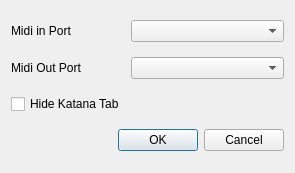
First picture: the form in Firmware/VC-edit/vceditsettingsdialog.ui, repository sixeight7/VController_v3, before the edit.
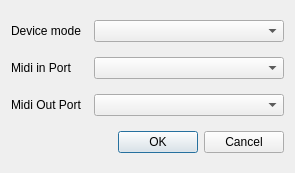
Second picture: the form after the edit.

Diff of the .ui file:
```diff
--- a/Firmware/VC-edit/vceditsettingsdialog.ui
+++ b/Firmware/VC-edit/vceditsettingsdialog.ui
@@ -14,32 +14,15 @@
    <string>VC-edit settings</string>
   </property>
   <layout class="QGridLayout" name="gridLayout">
-   <item row="0" column="1">
-    <widget class="QComboBox" name="MidiInComboBox">
-     <property name="sizePolicy">
-      <sizepolicy hsizetype="Expanding" vsizetype="Fixed">
-       <horstretch>0</horstretch>
-       <verstretch>0</verstretch>
-      </sizepolicy>
-     </property>
-    </widget>
-   </item>
-   <item row="0" column="0">
-    <widget class="QLabel" name="label">
-     <property name="text">
-      <string>Midi in Port</string>
-     </property>
-    </widget>
-   </item>
-   <item row="1" column="0">
+   <item row="2" column="0">
     <widget class="QLabel" name="label_2">
      <property name="text">
       <string>Midi Out Port</string>
      </property>
     </widget>
    </item>
-   <item row="1" column="1">
-    <widget class="QComboBox" name="MidiOutComboBox">
+   <item row="1" column="2">
+    <widget class="QComboBox" name="MidiInComboBox">
      <property name="sizePolicy">
       <sizepolicy hsizetype="Expanding" vsizetype="Fixed">
        <horstretch>0</horstretch>
@@ -48,7 +31,7 @@
      </property>
     </widget>
    </item>
-   <item row="3" column="0" colspan="2">
+   <item row="3" column="0" colspan="3">
     <widget class="QDialogButtonBox" name="buttonBox">
      <property name="orientation">
       <enum>Qt::Horizontal</enum>
@@ -58,10 +41,30 @@
      </property>
     </widget>
    </item>
-   <item row="2" column="0">
-    <widget class="QCheckBox" name="hideKatanaTabCheckBox">
+   <item row="1" column="0">
+    <widget class="QLabel" name="label">
      <property name="text">
-      <string>Hide Katana Tab</string>
+      <string>Midi in Port</string>
+     </property>
+    </widget>
+   </item>
+   <item row="2" column="2">
+    <widget class="QComboBox" name="MidiOutComboBox">
+     <property name="sizePolicy">
+      <sizepolicy hsizetype="Expanding" vsizetype="Fixed">
+       <horstretch>0</horstretch>
+       <verstretch>0</verstretch>
+      </sizepolicy>
+     </property>
+    </widget>
+   </item>
+   <item row="0" column="2">
+    <widget class="QComboBox" name="deviceModeComboBox"/>
+   </item>
+   <item row="0" column="0">
+    <widget class="QLabel" name="label_3">
+     <property name="text">
+      <string>Device mode</string>
      </property>
     </widget>
    </item>
```
